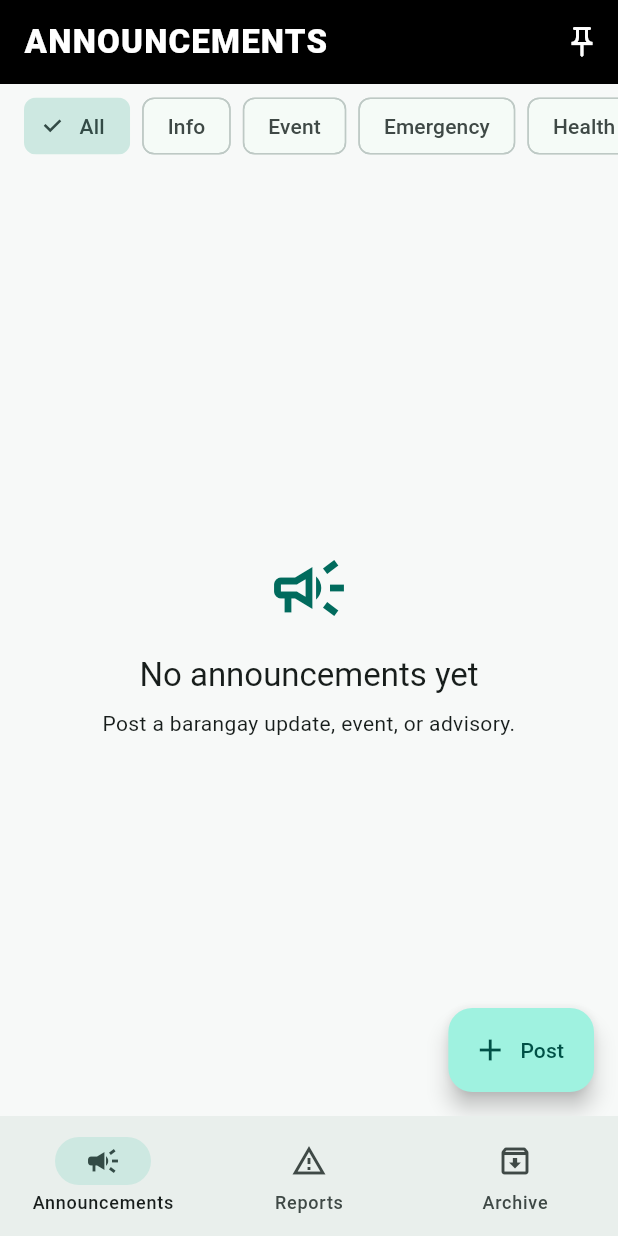
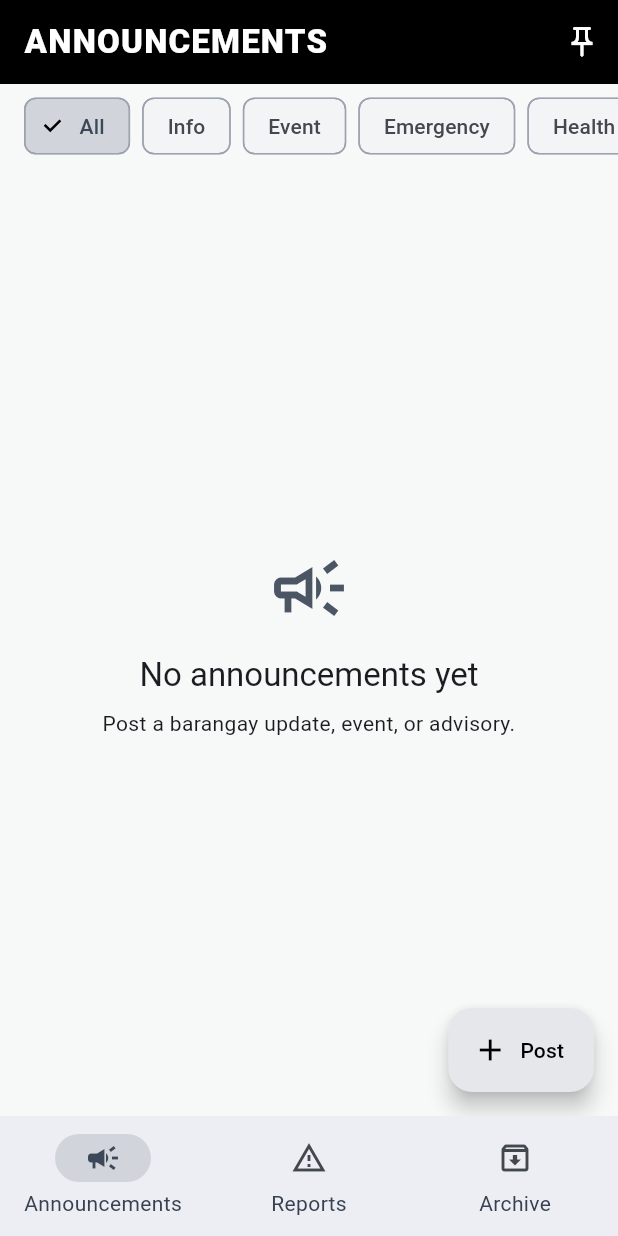
Before and after one commit to isshikirstenentoma21/barangay_bulletin, a Flutter app: the screen it shows after launch, on a phone screen of 412 x 824 dp. Run offline on Flutter 3.47's test engine with Material 3 defaults, Android fonts, the phone set to English and light mode, and no system bars; our stand-ins replace hive, hive_flutter; accounts and stored records are empty.

Commit message:
Make announcement UI grey themed

```diff
--- a/lib/main.dart
+++ b/lib/main.dart
@@ -23,7 +23,7 @@ class BarangayBulletinApp extends StatelessWidget {
 
   @override
   Widget build(BuildContext context) {
-    const seed = Color(0xFF1D6F62);
+    const seed = Color(0xFF4B5563);
 
     return MaterialApp(
       title: 'Barangay Bulletin',
@@ -32,6 +32,16 @@ class BarangayBulletinApp extends StatelessWidget {
         colorScheme: ColorScheme.fromSeed(seedColor: seed),
         scaffoldBackgroundColor: const Color(0xFFF7F9F8),
         appBarTheme: const AppBarTheme(centerTitle: false),
+        floatingActionButtonTheme: const FloatingActionButtonThemeData(
+          backgroundColor: Color(0xFFE5E7EB),
+          foregroundColor: Colors.black,
+        ),
+        navigationBarTheme: NavigationBarThemeData(
+          indicatorColor: const Color(0xFFD1D5DB),
+          labelTextStyle: WidgetStateProperty.all(
+            const TextStyle(color: Color(0xFF374151)),
+          ),
+        ),
         inputDecorationTheme: const InputDecorationTheme(
           border: OutlineInputBorder(),
         ),
@@ -126,10 +136,7 @@ class _HomeShellState extends State<HomeShell> {
 }
 
 class _TabNavigator extends StatelessWidget {
-  const _TabNavigator({
-    required this.navigatorKey,
-    required this.child,
-  });
+  const _TabNavigator({required this.navigatorKey, required this.child});
 
   final GlobalKey<NavigatorState> navigatorKey;
   final Widget child;
--- a/lib/screens/announcements_list_screen.dart
+++ b/lib/screens/announcements_list_screen.dart
@@ -189,6 +189,10 @@ class _FilterBar extends StatelessWidget {
           return ChoiceChip(
             label: Text(item),
             selected: value == item,
+            backgroundColor: const Color(0xFFF3F4F6),
+            selectedColor: const Color(0xFFD1D5DB),
+            side: const BorderSide(color: Color(0xFF9CA3AF)),
+            checkmarkColor: Colors.black,
             onSelected: (_) => onChanged(item),
           );
         },
@@ -218,7 +222,7 @@ class _EmptyState extends StatelessWidget {
         child: Column(
           mainAxisSize: MainAxisSize.min,
           children: [
-            Icon(icon, size: 56, color: Theme.of(context).colorScheme.primary),
+            Icon(icon, size: 56, color: const Color(0xFF4B5563)),
             const SizedBox(height: 16),
             Text(title, style: Theme.of(context).textTheme.titleLarge),
             const SizedBox(height: 8),
```
